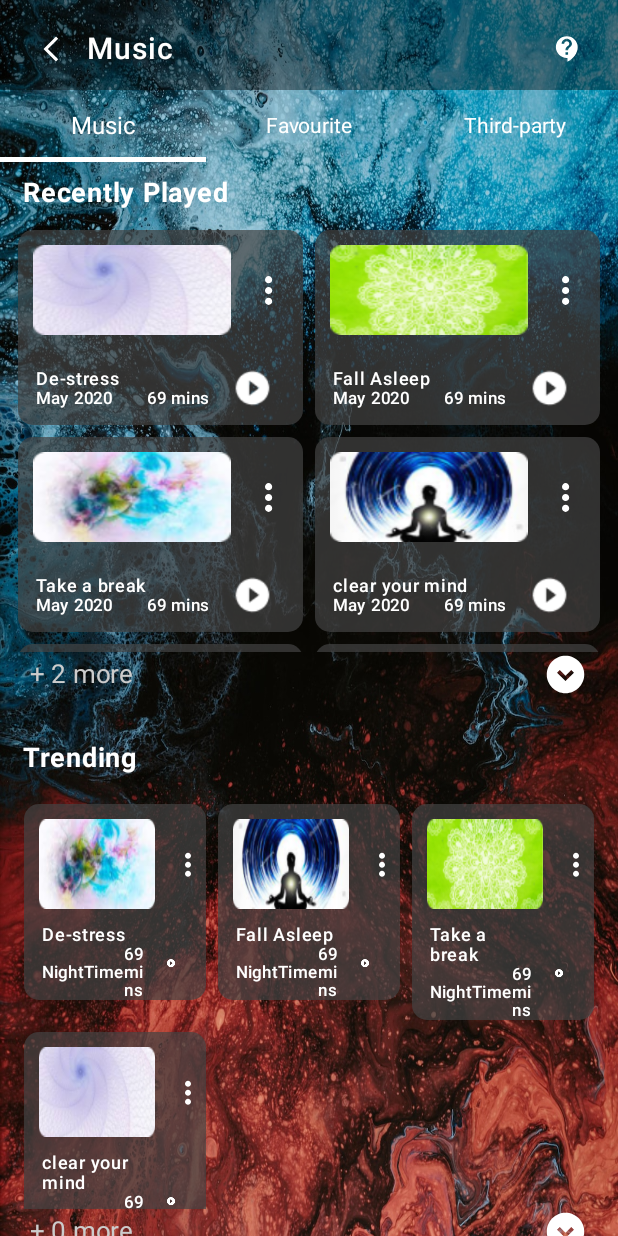
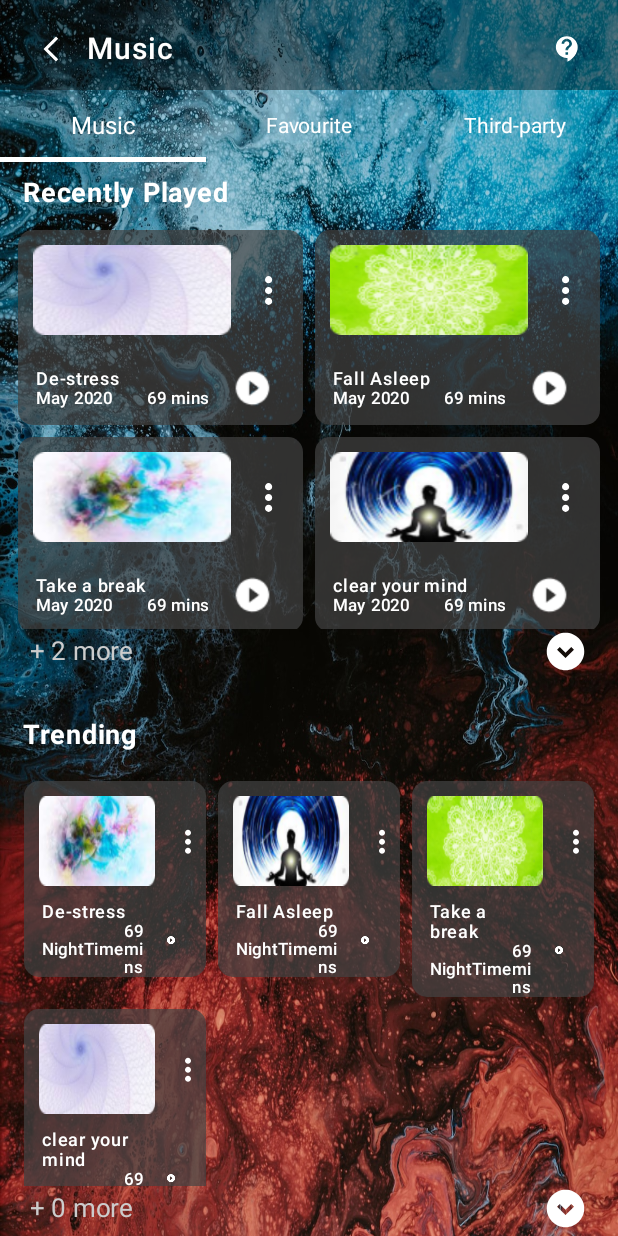
Before and after one commit to ashupandey1620/Sleep, an Android app built with Jetpack Compose: the ListOfMusic screen opened through its navigation route, on a phone screen of 412 x 824 dp. Run offline under Robolectric (Android 15) with nearby library versions, the phone set to English and light mode, and no system bars; our stand-ins replace Dagger/Hilt's generated code.

Commit message:
UI Change

```diff
--- a/app/src/main/java/com/ashutosh/sleep/Screens/HomeScreen.kt
+++ b/app/src/main/java/com/ashutosh/sleep/Screens/HomeScreen.kt
@@ -240,8 +240,8 @@ fun HomeScreen(
 
                             Text(
                                 text = "Off" ,
-                                color = Color.LightGray ,
-                                fontSize = 20.sp ,
+                                color = Color.White ,
+                                fontSize = 18.sp ,
                                 lineHeight = 22.sp ,
                                 fontWeight = FontWeight.SemiBold ,
                             )
--- a/app/src/main/java/com/ashutosh/sleep/Screens/ListOfMusic.kt
+++ b/app/src/main/java/com/ashutosh/sleep/Screens/ListOfMusic.kt
@@ -277,7 +277,7 @@ fun ListOfMusic(
                         LazyVerticalGrid(
                             modifier = Modifier
                                 .fillMaxWidth()
-                                .height(295.dp) ,
+                                .height(280.dp) ,
                             columns = GridCells.Fixed(2) ,
                             userScrollEnabled = false ,
 
```
Also changed, not shown: app/src/main/java/com/ashutosh/sleep/ViewModel/MainViewModel.kt (+1 -25 lines).
